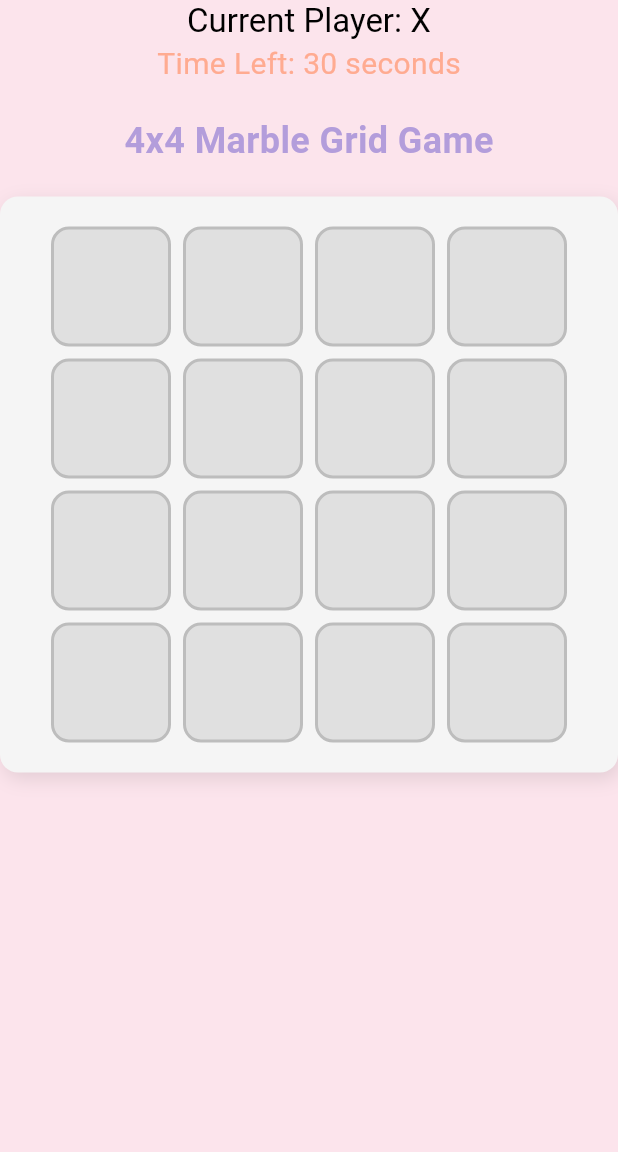
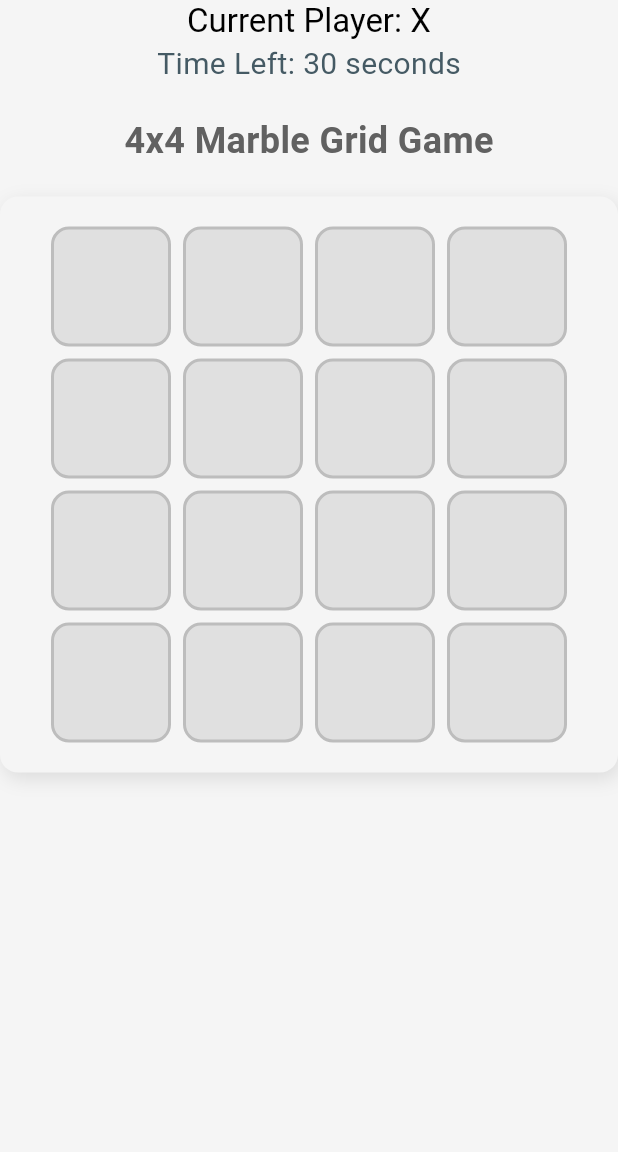
Before and after one commit to harshagnihotri10/MarbleMind, a Flutter app: the screen it shows after launch, on a phone screen of 412 x 824 dp, the part 84-1236 px from its top. Run offline on Flutter 3.47's test engine with Material 3 defaults, Android fonts, the phone set to English and light mode, and no system bars.

Commit message:
Updated more user friendly UI

```diff
--- a/marblemind_app/lib/main.dart
+++ b/marblemind_app/lib/main.dart
@@ -14,33 +14,42 @@ class MyApp extends StatelessWidget {
       title: 'MarbleMind',
       theme: ThemeData(
         brightness: Brightness.light, // Keep light mode
-        primaryColor: const Color(0xFFB39DDB), // Soft Lavender (Player X color)
+        primaryColor: const Color(0xFF616161), // Neutral Gray for Player X color
         colorScheme: ColorScheme.fromSwatch().copyWith(
-          secondary: const Color(0xFFFFAB91),  // Soft Peach (Player O color)
-          surface: const Color(0xFFFCE4EC), // Pastel Pink background
+          secondary: const Color(0xFF455A64), // Dark Gray for Player O color
+          surface: const Color(0xFFEEEEEE), // Light Gray for app background
         ),
-        scaffoldBackgroundColor: const Color(0xFFFCE4EC), // Pastel Pink for the app background
+        scaffoldBackgroundColor: const Color(0xFFF5F5F5), // Off-White for the app background
 
         textTheme: const TextTheme(
-          bodyLarge: TextStyle(color: Color(0xFF4A4A4A)), // Dark gray for readability
-          bodyMedium: TextStyle(color: Color(0xFF757575)), // Light gray for secondary text
-          titleMedium: TextStyle(color: Color(0xFF4A4A4A), fontSize: 24, fontWeight: FontWeight.bold), // Titles
+          bodyLarge: TextStyle(color: Color(0xFF212121)), // Dark Gray for readability
+          bodyMedium: TextStyle(color: Color(0xFF757575)), // Light Gray for secondary text
+          titleMedium: TextStyle(color: Color(0xFF212121), fontSize: 24, fontWeight: FontWeight.bold), // Titles
         ),
         appBarTheme: const AppBarTheme(
-          backgroundColor: Color(0xFFAED581), // Soft Mint for the App Bar
+          backgroundColor: Color(0xFFAED581), // Dark Gray for App Bar
         ),
         buttonTheme: const ButtonThemeData(
-          buttonColor: Color(0xFF81D4FA), // Soft Blue for buttons
+          buttonColor: Color(0xFF616161), // Neutral Gray for buttons
           disabledColor: Color(0xFFE0E0E0), // Light Gray for disabled buttons
         ),
         elevatedButtonTheme: ElevatedButtonThemeData(
           style: ElevatedButton.styleFrom(
             foregroundColor: Colors.white,
-            backgroundColor: const Color(0xFF81D4FA), // Soft Blue for buttons
+            backgroundColor: const Color(0xFF616161), // Neutral Gray for buttons
           ),
         ),
         dialogTheme: DialogTheme(
-          backgroundColor: const Color(0xFFFFF9C4), // Soft Yellow for dialog backgrounds
+          backgroundColor: Colors.white, // Clean White for dialog backgrounds
+          titleTextStyle: TextStyle(
+            color: Colors.black,
+            fontSize: 18,
+            fontWeight: FontWeight.bold,
+          ),
+          contentTextStyle: TextStyle(
+            color: Colors.black,
+            fontSize: 16,
+          ),
         ),
       ),
       home: const GradientBackground(child: GameBoard()),
@@ -58,9 +67,8 @@ class GradientBackground extends StatelessWidget {
       decoration: const BoxDecoration(
         gradient: LinearGradient(
           colors: [
-            Color(0xFFFCE4EC), // Pastel Pink
-            Color(0xFFFFF9C4), // Soft Yellow
-            Color(0xFFAED581), // Soft Mint
+            Color(0xFFECEFF1), // Light Gray
+            Color(0xFFCFD8DC), // Soft Gray-Blue
           ],
           begin: Alignment.topLeft,
           end: Alignment.bottomRight,
```
